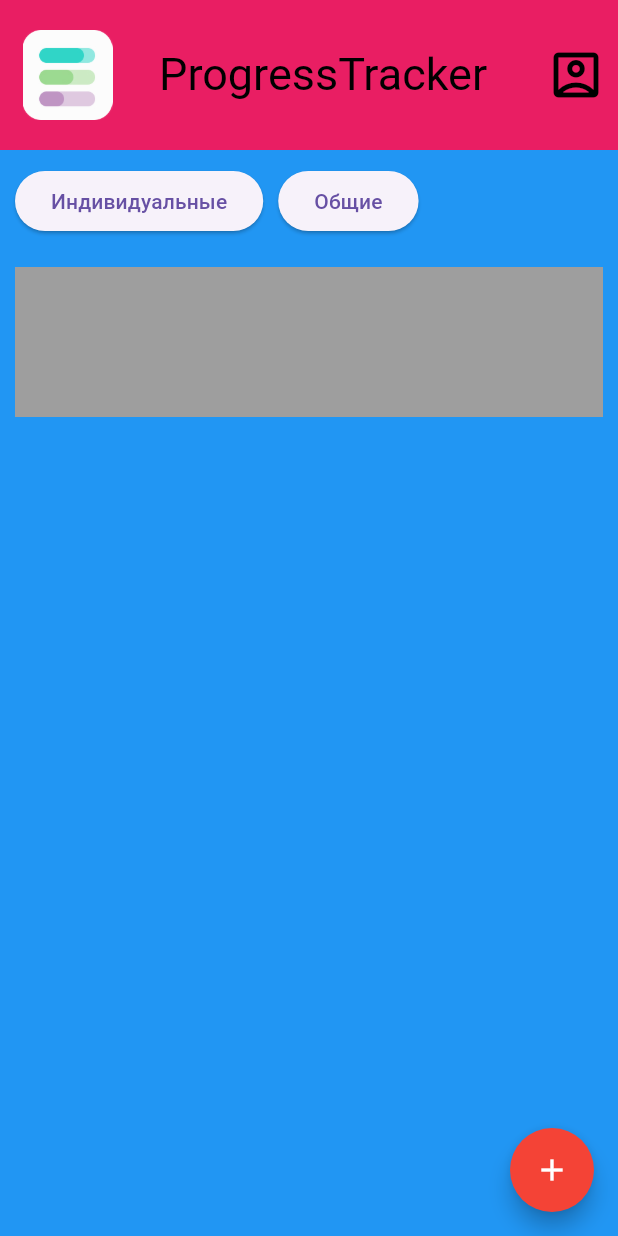
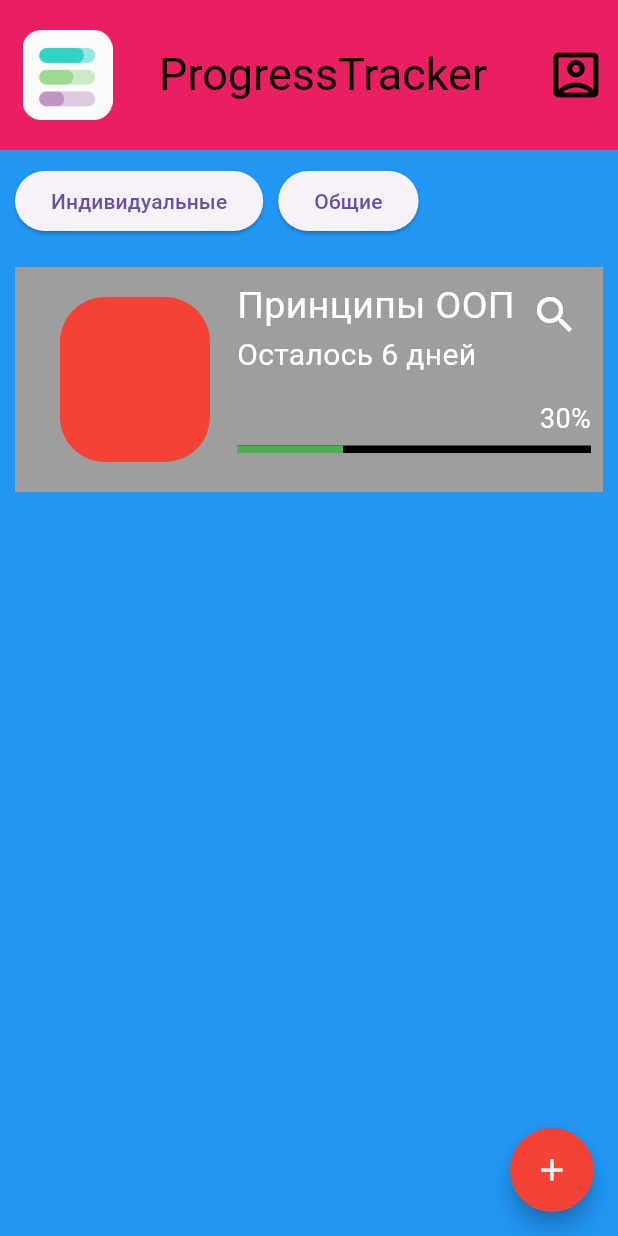
Before and after one commit to DureevaElena/ProgressTrackerapp_client, a Flutter app: the IndividualHomeScreenAuthorizedUser screen opened by its route, on a phone screen of 412 x 824 dp. Run offline on Flutter 3.47's test engine with Material 3 defaults, Android fonts, the phone set to English and light mode, and no system bars; Roboto replaces fonts that are missing (Montserrat).

Commit message:
контейнер для созданной цели

```diff
--- a/lib/individual_home_authorized_user_screen.dart
+++ b/lib/individual_home_authorized_user_screen.dart
@@ -32,6 +32,7 @@ class IndividualHomeScreenAuthorizedUser extends StatelessWidget {
       body: Padding(
       padding: EdgeInsets.all(10),
       child: Column(
+        crossAxisAlignment: CrossAxisAlignment.start,
         children: [
           Row(
             children: [
@@ -41,7 +42,7 @@ class IndividualHomeScreenAuthorizedUser extends StatelessWidget {
                 },
                 child: Text('Индивидуальные'),
               ),
-                SizedBox(width: 10), // Промежуток между кнопками
+              SizedBox(width: 10),
               ElevatedButton(
                 onPressed: () {
                   // Действие при нажатии на кнопку "Общие"
@@ -52,10 +53,99 @@ class IndividualHomeScreenAuthorizedUser extends StatelessWidget {
           ),
           SizedBox(height: 20), // Отступ после кнопок
           Container(
-              height: 100,
-              width: MediaQuery.of(context).size.width, // Ширина экрана
-              color: Colors.grey, // Цвет прямоугольника
+            color: Colors.grey, // Серый цвет
+            height: 150, // Высота контейнера
+            width: MediaQuery.of(context).size.width, // Ширина контейнера равная ширине экрана
+            child: Stack(
+              children: [
+                Row(
+                  children: [
+                    SizedBox(width: 20), // Отступ слева
+                    Container(
+                      margin: EdgeInsets.symmetric(vertical: 20, horizontal: 10), // Отступ сверху и снизу, справа и слева
+                      decoration: BoxDecoration(
+                        color: Colors.red, // Красный цвет
+                        borderRadius: BorderRadius.circular(30), // Закругленные края радиусом 30
                       ),
+                      width: 100, // Ширина красного квадрата
+                    ),
+                    Expanded(
+                      child: Container(
+                      color: Colors.grey, // Серый цвет
+                      child: Padding(
+                        padding: const EdgeInsets.all(8.0),
+                        child: Column(
+                          crossAxisAlignment: CrossAxisAlignment.start,
+                          children: [
+                            const Text(
+                              'Принципы ООП',
+                              style: TextStyle(
+                                fontSize: 25, // Размер текста 12
+                                color: Colors.white, // Белый цвет текста
+                              ),
+                            ),
+                            const Text(
+                              'Осталось 6 дней',
+                              style: TextStyle(
+                                fontSize: 20, // Размер текста 6
+                                color: Colors.white, // Белый цвет текста
+                              ),
+                            ),
+
+                            SizedBox(height: 15), // Отступ между текстом "Осталось 6 дней" и надписью "30%"
+                            const Align(
+                              alignment: Alignment.centerRight,
+                              child: Text(
+                                '30%',
+                                style: TextStyle(
+                                  fontSize: 18,
+                                  color: Colors.white,
+                                ),
+                              ),
+                            ),
+
+                            SizedBox(height: 5), // Отступ между текстом "Осталось 6 дней" и линией
+                            Stack(
+                              children: [
+                                Container(
+                                  height: 5,
+                                  width: double.infinity,
+                                  color: Colors.black, // Серый цвет
+                                ),
+                                FractionallySizedBox(
+                                  alignment: Alignment.centerLeft,
+                                  widthFactor: 0.3, // 30% ширины
+                                  child: Container(
+                                    height: 5,
+                                    color: Colors.green, // Зеленый цвет
+                                  ),
+                                ),
+                              ],
+                            ),
+                          ],
+                        ),
+                      ),
+                    ),
+                  ),
+                ],
+              ),
+              Positioned(
+                top: 0,
+                right: 0,
+                child: Padding(
+                  padding: const EdgeInsets.all(8.0),
+                  child: IconButton(
+                    onPressed: () {
+                      //Navigator.pushNamed(context, '/CreateGoalScreen');
+                    },
+                    icon: Icon(Icons.search, color: Colors.white, size: 32),
+                  ),
+                ),
+              ),
+            ],
+          ),
+        ),
+
         ],
       ),
     ),
```
Lines whose indentation alone changed are shown as unchanged.
